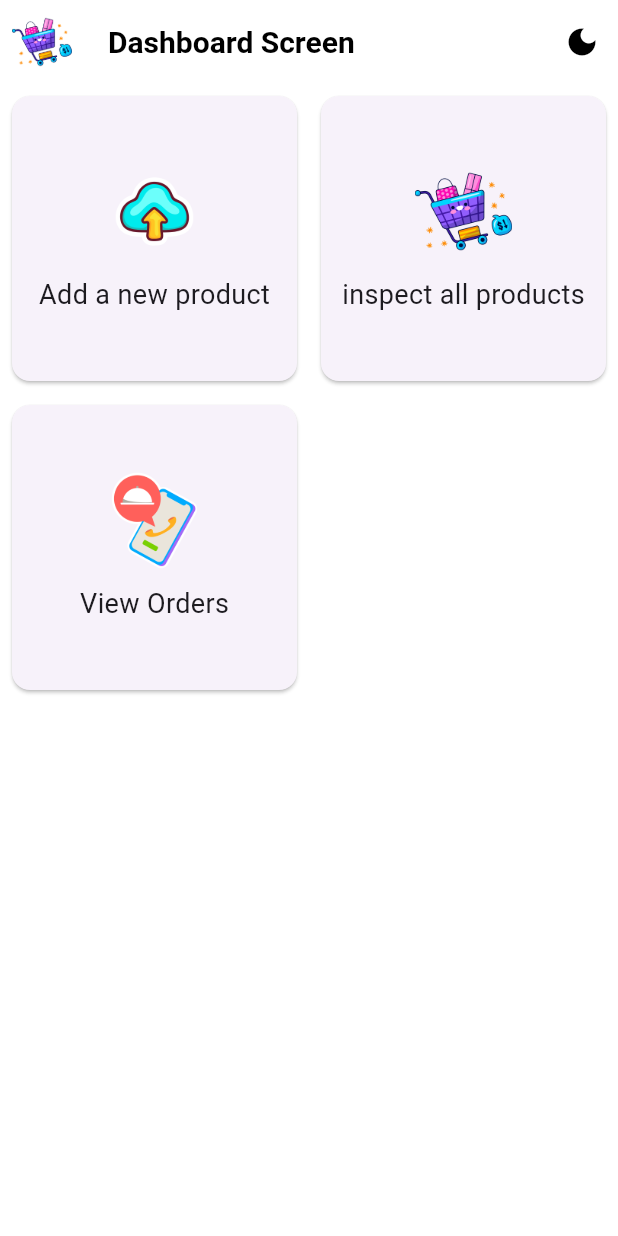
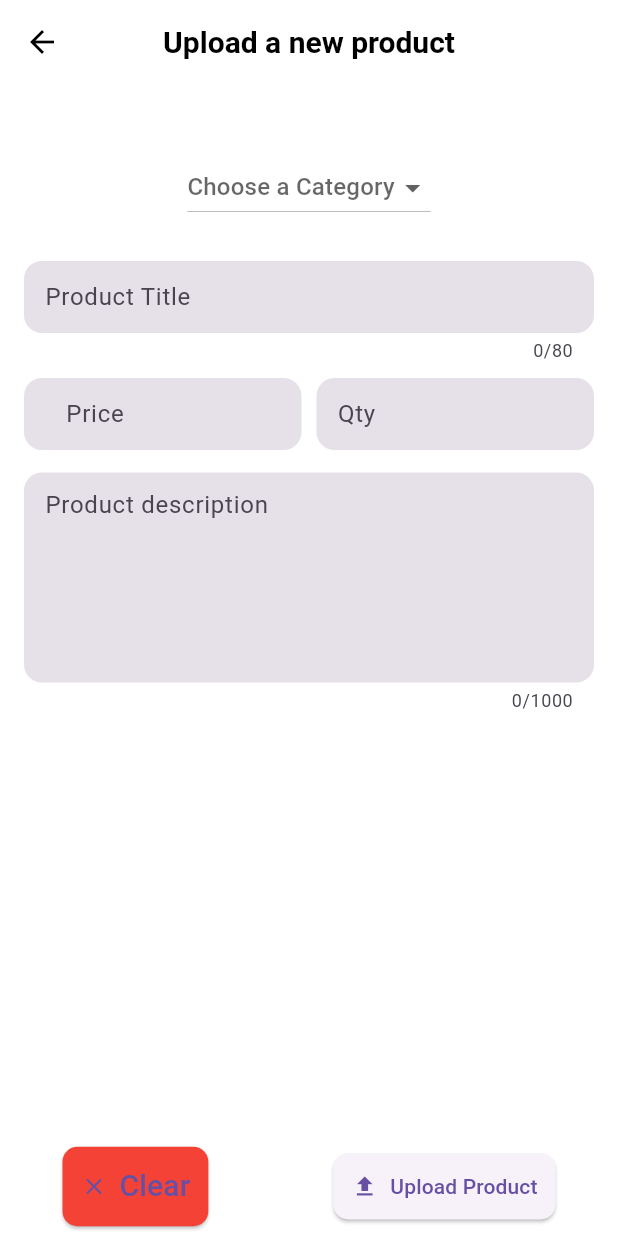
Before and after one commit to shinoasada1907/ShopSmartAdmin, a Flutter app: the screen it shows after launch, after a tap on "Add a new product", on a phone screen of 412 x 824 dp. Run offline on Flutter 3.47's test engine with Material 3 defaults, Android fonts, the phone set to English and light mode, and no system bars; our stand-ins replace fancy_shimmer_image, image_picker, shared_preferences, shimmer; missing offline and left inert: dynamic_height_grid_view.

Commit message:
Create Page Edit or Upload Product

```diff
--- a/lib/constants/app_constants.dart
+++ b/lib/constants/app_constants.dart
@@ -1,3 +1,4 @@
+import 'package:flutter/material.dart';
 
 class AppConstants {
   static const String imageUrl =
@@ -14,4 +15,15 @@ class AppConstants {
     'Cosmetics',
     "Accessories",
   ];
+  static List<DropdownMenuItem<String>>? get categoriesDropDownList {
+    List<DropdownMenuItem<String>>? menuItem =
+        List<DropdownMenuItem<String>>.generate(
+      categoriesList.length,
+      (index) => DropdownMenuItem(
+        value: categoriesList[index],
+        child: Text(categoriesList[index]),
+      ),
+    );
+    return menuItem;
+  }
 }
--- a/lib/main.dart
+++ b/lib/main.dart
@@ -1,6 +1,7 @@
 import 'package:flutter/material.dart';
 import 'package:provider/provider.dart';
 import 'package:shopsmart_admin/constants/theme_data.dart';
+import 'package:shopsmart_admin/screens/edit_upload_product_form.dart';
 import 'package:shopsmart_admin/screens/inner_screen.dart/orders/orders_screen.dart';
 
 import 'providers/products_provider.dart';
@@ -37,6 +38,8 @@ class MyApp extends StatelessWidget {
           routes: {
             OrdersScreenFree.routeName: (context) => const OrdersScreenFree(),
             SearchScreen.routeName: (context) => const SearchScreen(),
+            EditOrUploadProductScreen.routeName: (context) =>
+                EditOrUploadProductScreen()
           },
         );
       }),
--- a/lib/models/dashboard_btn_model.dart
+++ b/lib/models/dashboard_btn_model.dart
@@ -1,4 +1,5 @@
 import 'package:flutter/material.dart';
+import 'package:shopsmart_admin/screens/edit_upload_product_form.dart';
 import 'package:shopsmart_admin/screens/inner_screen.dart/orders/orders_screen.dart';
 import 'package:shopsmart_admin/screens/search_screen.dart';
 import 'package:shopsmart_admin/services/assets_manager.dart';
@@ -14,10 +15,12 @@ class DashboardButtonsModel {
   });
 
   static List<DashboardButtonsModel> dashboardBtnList(context) => [
-    DashboardButtonsModel(
+        DashboardButtonsModel(
           text: "Add a new product",
           imagePath: AssetsManager.cloud,
-          onPressed: () {},
+          onPressed: () {
+            Navigator.pushNamed(context, EditOrUploadProductScreen.routeName);
+          },
         ),
         DashboardButtonsModel(
           text: "inspect all products",
@@ -33,5 +36,5 @@ class DashboardButtonsModel {
             Navigator.pushNamed(context, OrdersScreenFree.routeName);
           },
         ),
-  ];
+      ];
 }
--- /dev/null
+++ b/lib/screens/edit_upload_product_form.dart
@@ -0,0 +1,314 @@
+import 'dart:io';
+
+import 'package:flutter/material.dart';
+import 'package:flutter/services.dart';
+import 'package:image_picker/image_picker.dart';
+import 'package:shopsmart_admin/constants/app_constants.dart';
+import 'package:shopsmart_admin/constants/validator.dart';
+import 'package:shopsmart_admin/services/my_app_functions.dart';
+import '../widgets/subtitle_text.dart';
+import '../widgets/title_text.dart';
+
+class EditOrUploadProductScreen extends StatefulWidget {
+  static const routeName = '/EditOrUploadProductScreen';
+
+  const EditOrUploadProductScreen({super.key});
+  @override
+  State<EditOrUploadProductScreen> createState() =>
+      _EditOrUploadProductScreenState();
+}
+
+class _EditOrUploadProductScreenState extends State<EditOrUploadProductScreen> {
+  final _formKey = GlobalKey<FormState>();
+  XFile? _pickedImage;
+  late TextEditingController _titleController,
+      _priceController,
+      _descriptionController,
+      _quantityController;
+  String? _categoryValue;
+  @override
+  void initState() {
+    _titleController = TextEditingController(text: "");
+    _priceController = TextEditingController(text: "");
+    _descriptionController = TextEditingController(text: "");
+    _quantityController = TextEditingController(text: "");
+
+    super.initState();
+  }
+
+  @override
+  void dispose() {
+    _titleController.dispose();
+    _priceController.dispose();
+    _descriptionController.dispose();
+    _quantityController.dispose();
+    super.dispose();
+  }
+
+  void clearForm() {
+    _titleController.clear();
+    _priceController.clear();
+    _descriptionController.clear();
+    _quantityController.clear();
+    removePickedImage();
+  }
+
+  void removePickedImage() {
+    setState(() {
+      _pickedImage = null;
+    });
+  }
+
+  Future<void> _uploadProduct() async {
+    if (_pickedImage == null) {
+      MyAppFunctions.showErrorOrWarningDialog(
+        context: context,
+        subtitle: "Please pick up an image",
+        fct: () {},
+      );
+
+      return;
+    }
+    final isValid = _formKey.currentState!.validate();
+    FocusScope.of(context).unfocus();
+    if (isValid) {}
+  }
+
+  Future<void> _editProduct() async {
+    final isValid = _formKey.currentState!.validate();
+    FocusScope.of(context).unfocus();
+    if (_pickedImage == null) {
+      MyAppFunctions.showErrorOrWarningDialog(
+        context: context,
+        subtitle: "Please pick up an image",
+        fct: () {},
+      );
+      return;
+    }
+    if (isValid) {}
+  }
+
+  Future<void> localImagePicker() async {
+    final ImagePicker picker = ImagePicker();
+    await MyAppFunctions.imagePickerDialog(
+      context: context,
+      cameraFCT: () async {
+        _pickedImage = await picker.pickImage(source: ImageSource.camera);
+        setState(() {});
+      },
+      galleryFCT: () async {
+        _pickedImage = await picker.pickImage(source: ImageSource.gallery);
+        setState(() {});
+      },
+      removeFCT: () {
+        setState(() {
+          _pickedImage = null;
+        });
+      },
+    );
+  }
+
+  @override
+  Widget build(BuildContext context) {
+    final size = MediaQuery.of(context).size;
+    return GestureDetector(
+      onTap: () {
+        FocusScope.of(context).unfocus();
+      },
+      child: Scaffold(
+        bottomSheet: SizedBox(
+          height: kBottomNavigationBarHeight + 10,
+          child: Material(
+            color: Theme.of(context).scaffoldBackgroundColor,
+            child: Row(
+              mainAxisAlignment: MainAxisAlignment.spaceAround,
+              children: [
+                ElevatedButton.icon(
+                  style: ElevatedButton.styleFrom(
+                    padding: const EdgeInsets.all(12),
+                    backgroundColor: Colors.red,
+                    shape: RoundedRectangleBorder(
+                      borderRadius: BorderRadius.circular(
+                        10,
+                      ),
+                    ),
+                  ),
+                  icon: const Icon(Icons.clear),
+                  label: const Text(
+                    "Clear",
+                    style: TextStyle(
+                      fontSize: 20,
+                    ),
+                  ),
+                  onPressed: () {},
+                ),
+                ElevatedButton.icon(
+                  style: ElevatedButton.styleFrom(
+                    padding: const EdgeInsets.all(12),
+                    // backgroundColor: Colors.red,
+                    shape: RoundedRectangleBorder(
+                      borderRadius: BorderRadius.circular(
+                        10,
+                      ),
+                    ),
+                  ),
+                  icon: const Icon(Icons.upload),
+                  label: const Text(
+                    "Upload Product",
+                  ),
+                  onPressed: () {
+                    _uploadProduct();
+                  },
+                ),
+              ],
+            ),
+          ),
+        ),
+        appBar: AppBar(
+          centerTitle: true,
+          title: const TitlesTextWidget(
+            label: "Upload a new product",
+          ),
+        ),
+        body: SafeArea(
+          child: SingleChildScrollView(
+            child: Column(
+              children: [
+                const SizedBox(
+                  height: 20,
+                ),
+                // TODO: Implement the image picker
+                // Image Picker
+
+                const SizedBox(
+                  height: 25,
+                ),
+
+                // Category dropdown widget
+                DropdownButton(
+                    items: AppConstants.categoriesDropDownList,
+                    value: _categoryValue,
+                    hint: const Text("Choose a Category"),
+                    onChanged: (String? value) {
+                      setState(() {
+                        _categoryValue = value;
+                      });
+                    }),
+                const SizedBox(
+                  height: 25,
+                ),
+                Padding(
+                  padding:
+                      const EdgeInsets.symmetric(horizontal: 16, vertical: 0),
+                  child: Form(
+                    key: _formKey,
+                    child: Column(
+                      children: [
+                        TextFormField(
+                          controller: _titleController,
+                          key: const ValueKey('Title'),
+                          maxLength: 80,
+                          minLines: 1,
+                          maxLines: 2,
+                          keyboardType: TextInputType.multiline,
+                          textInputAction: TextInputAction.newline,
+                          decoration: const InputDecoration(
+                            hintText: 'Product Title',
+                          ),
+                          validator: (value) {
+                            return MyValidators.uploadProdTexts(
+                              value: value,
+                              toBeReturnedString: "Please enter a valid title",
+                            );
+                          },
+                        ),
+                        const SizedBox(
+                          height: 10,
+                        ),
+                        Row(
+                          children: [
+                            Flexible(
+                              flex: 1,
+                              child: TextFormField(
+                                controller: _priceController,
+                                key: const ValueKey('Price \$'),
+                                keyboardType: TextInputType.number,
+                                inputFormatters: <TextInputFormatter>[
+                                  FilteringTextInputFormatter.allow(
+                                    RegExp(r'^(\d+)?\.?\d{0,2}'),
+                                  ),
+                                ],
+                                decoration: const InputDecoration(
+                                    hintText: 'Price',
+                                    prefix: SubtitleTextWidget(
+                                      label: "\$ ",
+                                      color: Colors.blue,
+                                      fontSize: 16,
+                                    )),
+                                validator: (value) {
+                                  return MyValidators.uploadProdTexts(
+                                    value: value,
+                                    toBeReturnedString: "Price is missing",
+                                  );
+                                },
+                              ),
+                            ),
+                            const SizedBox(
+                              width: 10,
+                            ),
+                            Flexible(
+                              flex: 1,
+                              child: TextFormField(
+                                inputFormatters: [
+                                  FilteringTextInputFormatter.digitsOnly
+                                ],
+                                controller: _quantityController,
+                                keyboardType: TextInputType.number,
+                                key: const ValueKey('Quantity'),
+                                decoration: const InputDecoration(
+                                  hintText: 'Qty',
+                                ),
+                                validator: (value) {
+                                  return MyValidators.uploadProdTexts(
+                                    value: value,
+                                    toBeReturnedString: "Quantity is missed",
+                                  );
+                                },
+                              ),
+                            ),
+                          ],
+                        ),
+                        const SizedBox(height: 15),
+                        TextFormField(
+                          key: const ValueKey('Description'),
+                          controller: _descriptionController,
+                          minLines: 5,
+                          maxLines: 8,
+                          maxLength: 1000,
+                          textCapitalization: TextCapitalization.sentences,
+                          decoration: const InputDecoration(
+                            hintText: 'Product description',
+                          ),
+                          validator: (value) {
+                            return MyValidators.uploadProdTexts(
+                              value: value,
+                              toBeReturnedString: "Description is missed",
+                            );
+                          },
+                          onTap: () {},
+                        ),
+                      ],
+                    ),
+                  ),
+                ),
+                const SizedBox(
+                  height: kBottomNavigationBarHeight + 10,
+                )
+              ],
+            ),
+          ),
+        ),
+      ),
+    );
+  }
+}
```
